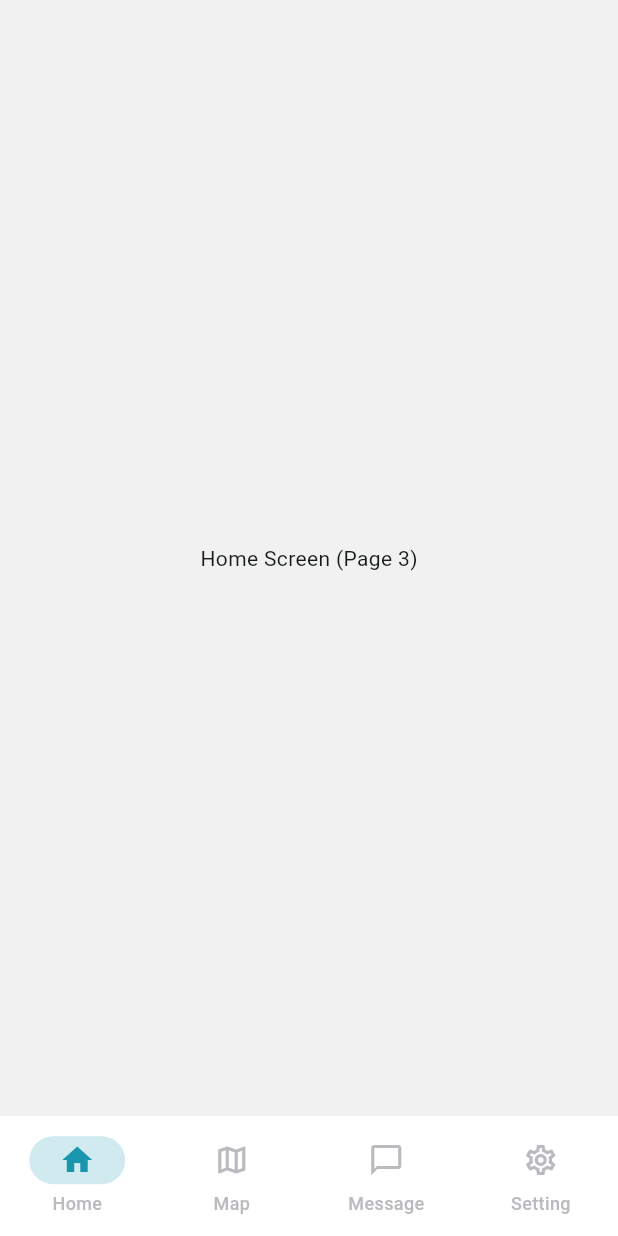
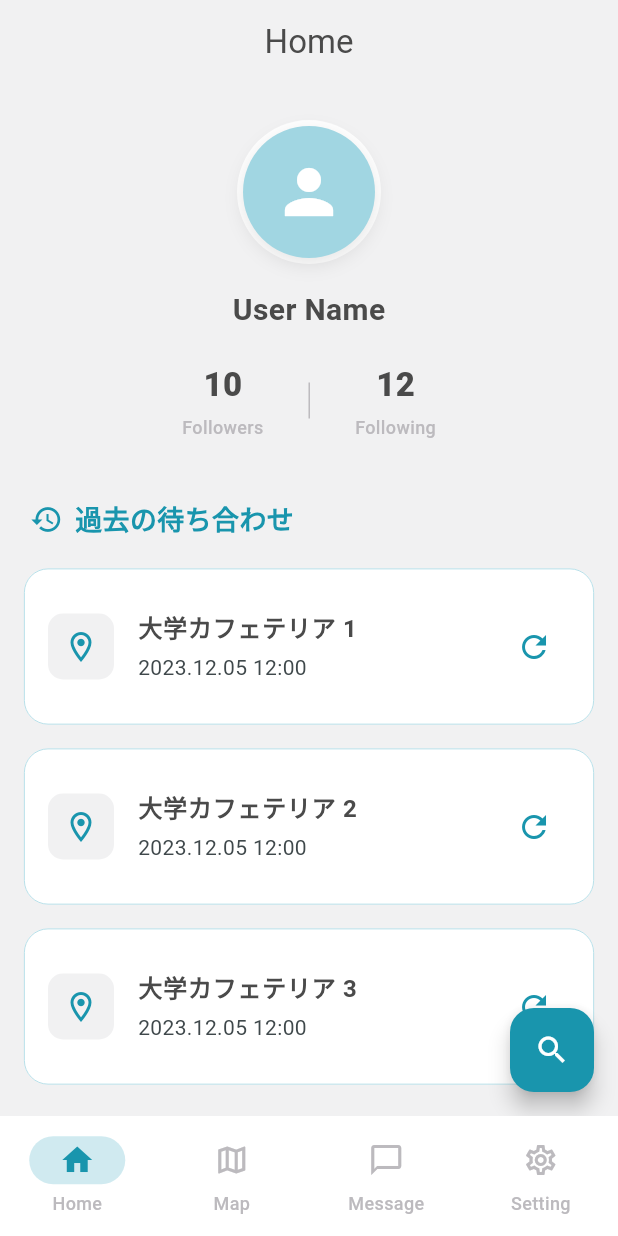
Before and after one commit to iwashi-v3/appointment-app, a Flutter app: the screen it shows after launch, on a phone screen of 412 x 824 dp. Run offline on Flutter 3.47's test engine with Material 3 defaults, Android fonts, the phone set to English and light mode, and no system bars.

Commit message:
ホーム画面のデザイン作成

```diff
--- a/frontend/lib/app.dart
+++ b/frontend/lib/app.dart
@@ -1,5 +1,7 @@
 import 'package:flutter/material.dart';
-import 'constants/app_colors.dart'; // 定義した色をインポート
+import 'package:frontend/home/home_screen.dart';
+import 'constants/app_colors.dart';
+// 作成したHomeScreenをインポート
 
 class MachiawaseApp extends StatelessWidget {
   const MachiawaseApp({super.key});
@@ -9,22 +11,33 @@ class MachiawaseApp extends StatelessWidget {
     return MaterialApp(
       title: 'Machiawase App',
       debugShowCheckedModeBanner: false,
+
+      // アプリ全体のテーマ設定
       theme: ThemeData(
         useMaterial3: true,
+
+        // カラーパレットの適用
         colorScheme: ColorScheme.fromSeed(
           seedColor: AppColors.primary,
-          primary: AppColors.primary,
-          secondary: AppColors.secondary,
-          surface: AppColors.background,
-          background: AppColors.background,
+          primary: AppColors.primary,       // Glacier Blue
+          secondary: AppColors.secondary,   // Ice
+          surface: AppColors.background,    // Overcast
+          background: AppColors.background, // Overcast
         ),
+
+        // 背景色の設定
         scaffoldBackgroundColor: AppColors.background,
+
+        // AppBar（ヘッダー）のテーマ
         appBarTheme: const AppBarTheme(
           backgroundColor: AppColors.background,
           foregroundColor: AppColors.textBody,
           elevation: 0,
           centerTitle: true,
+          iconTheme: IconThemeData(color: AppColors.textBody),
         ),
+
+        // 下部ナビゲーションバーのテーマ
         navigationBarTheme: NavigationBarThemeData(
           backgroundColor: Colors.white,
           indicatorColor: AppColors.ice.withOpacity(0.5),
@@ -38,11 +51,19 @@ class MachiawaseApp extends StatelessWidget {
             return const IconThemeData(color: AppColors.warmGray);
           }),
         ),
+
+        // フローティングアクションボタンのテーマ
+        floatingActionButtonTheme: const FloatingActionButtonThemeData(
+          backgroundColor: AppColors.primary,
+          foregroundColor: Colors.white,
+        ),
+
+        // ボタンのテーマ
         elevatedButtonTheme: ElevatedButtonThemeData(
           style: ElevatedButton.styleFrom(
             backgroundColor: AppColors.primary,
             foregroundColor: Colors.white,
-            elevation: 2,
+            elevation: 0,
             shape: RoundedRectangleBorder(
               borderRadius: BorderRadius.circular(20),
             ),
@@ -64,33 +85,34 @@ class RootScaffold extends StatefulWidget {
 class _RootScaffoldState extends State<RootScaffold> {
   int _currentIndex = 0;
 
-  // まだファイルを作成していないため、標準的なWidgetで仮置きしています。
-  // 後ほど lib/screens/ 以下のファイルを作成したら、それらをimportして置き換えてください。
-  final List<Widget> _screens = [
-    // 1. Home画面の仮置き
-    const Scaffold(
-      body: Center(child: Text('Home Screen (Page 3)')),
-    ),
-    // 2. Map画面の仮置き
+  @override
+  Widget build(BuildContext context) {
+    // 画面のリスト
+    final List<Widget> screens = [
+      // 1. Home: 作成済みの本物のファイルを使用
+      const HomeScreen(),
+
+      // 2. Map: 仮置き
       const Scaffold(
         body: Center(child: Text('Map Screen (Page 4)')),
       ),
-    // 3. Message画面の仮置き
+
+      // 3. Message: 仮置き
       const Scaffold(
         body: Center(child: Text('Message Screen (Page 8)')),
       ),
-    // 4. Setting画面の仮置き
+
+      // 4. Setting: 仮置き
       const Scaffold(
         body: Center(child: Text('Setting Screen (Page 10)')),
       ),
     ];
 
-  @override
-  Widget build(BuildContext context) {
     return Scaffold(
-      // 現在のインデックスに応じた画面を表示
-      body: _screens[_currentIndex],
+      // 現在選択されているインデックスの画面を表示
+      body: screens[_currentIndex],
 
+      // 下部のナビゲーションバー
       bottomNavigationBar: NavigationBar(
         selectedIndex: _currentIndex,
         onDestinationSelected: (int index) {
--- /dev/null
+++ b/frontend/lib/home/home_screen.dart
@@ -0,0 +1,189 @@
+import 'package:flutter/material.dart';
+import '../../constants/app_colors.dart';
+
+class HomeScreen extends StatelessWidget {
+  const HomeScreen({super.key});
+
+  @override
+  Widget build(BuildContext context) {
+    return Scaffold(
+      appBar: AppBar(
+        title: const Text('Home'),
+        automaticallyImplyLeading: false, // 戻るボタンを消す
+        backgroundColor: AppColors.background,
+        elevation: 0,
+      ),
+      // 要望のあった検索ボタン（虫眼鏡アイコン）
+      floatingActionButton: FloatingActionButton(
+        onPressed: () {
+          print("検索ボタンが押されました");
+          // 将来的に検索画面へ遷移する処理を記述
+        },
+        backgroundColor: AppColors.primary,
+        child: const Icon(Icons.search, color: Colors.white),
+      ),
+      body: SingleChildScrollView(
+        child: Column(
+          children: [
+            const SizedBox(height: 24),
+
+            // --- 1. プロフィールセクション ---
+            Center(
+              child: Column(
+                children: [
+                  // プロフィールアイコン（二重円デザイン）
+                  Container(
+                    padding: const EdgeInsets.all(4),
+                    decoration: const BoxDecoration(
+                      color: Colors.white,
+                      shape: BoxShape.circle,
+                    ),
+                    child: Container(
+                      width: 88,
+                      height: 88,
+                      decoration: BoxDecoration(
+                        color: AppColors.secondary, // Iceカラー
+                        shape: BoxShape.circle,
+                        boxShadow: [
+                          BoxShadow(
+                            color: Colors.black.withOpacity(0.1),
+                            blurRadius: 10,
+                            offset: const Offset(0, 4),
+                          ),
+                        ],
+                      ),
+                      child: const Icon(Icons.person, size: 48, color: Colors.white),
+                    ),
+                  ),
+                  const SizedBox(height: 16),
+
+                  // ユーザー名
+                  const Text(
+                    'User Name',
+                    style: TextStyle(
+                      fontSize: 20,
+                      fontWeight: FontWeight.bold,
+                      color: AppColors.textBody,
+                    ),
+                  ),
+                  const SizedBox(height: 20),
+
+                  // フォロー・フォロワー数
+                  Row(
+                    mainAxisAlignment: MainAxisAlignment.center,
+                    children: [
+                      _buildStatItem('10', 'Followers'),
+                      Container(
+                        height: 24,
+                        width: 1,
+                        color: AppColors.warmGray,
+                        margin: const EdgeInsets.symmetric(horizontal: 30),
+                      ),
+                      _buildStatItem('12', 'Following'),
+                    ],
+                  ),
+                ],
+              ),
+            ),
+
+            const SizedBox(height: 40),
+
+            // --- 2. 履歴リストセクション ---
+            Padding(
+              padding: const EdgeInsets.symmetric(horizontal: 20),
+              child: Row(
+                children: const [
+                  Icon(Icons.history, size: 22, color: AppColors.primary),
+                  SizedBox(width: 8),
+                  Text(
+                    '過去の待ち合わせ',
+                    style: TextStyle(
+                      fontSize: 18,
+                      fontWeight: FontWeight.bold,
+                      color: AppColors.primary,
+                    ),
+                  ),
+                ],
+              ),
+            ),
+            const SizedBox(height: 12),
+
+            // 履歴カードのリスト
+            ListView.builder(
+              shrinkWrap: true, // ScrollView内でListViewを使うための設定
+              physics: const NeverScrollableScrollPhysics(), // 親のスクロールのみ有効にする
+              itemCount: 3, // 仮のデータ数
+              itemBuilder: (context, index) {
+                return Card(
+                  margin: const EdgeInsets.symmetric(horizontal: 16, vertical: 8),
+                  elevation: 0,
+                  color: Colors.white,
+                  shape: RoundedRectangleBorder(
+                    borderRadius: BorderRadius.circular(16),
+                    side: const BorderSide(color: AppColors.secondary, width: 0.5),
+                  ),
+                  child: ListTile(
+                    contentPadding: const EdgeInsets.all(16),
+                    leading: Container(
+                      padding: const EdgeInsets.all(10),
+                      decoration: BoxDecoration(
+                        color: AppColors.background,
+                        borderRadius: BorderRadius.circular(10),
+                      ),
+                      child: const Icon(Icons.location_on_outlined, color: AppColors.glacierBlue),
+                    ),
+                    title: Text(
+                      '大学カフェテリア ${index + 1}',
+                      style: const TextStyle(
+                        fontWeight: FontWeight.bold,
+                        color: AppColors.textBody,
+                      ),
+                    ),
+                    subtitle: const Padding(
+                      padding: EdgeInsets.only(top: 4),
+                      child: Text('2023.12.05 12:00'),
+                    ),
+                    trailing: IconButton(
+                      icon: const Icon(Icons.refresh, color: AppColors.primary),
+                      tooltip: 'もう一度作成',
+                      onPressed: () {
+                        // 再作成のロジック
+                      },
+                    ),
+                  ),
+                );
+              },
+            ),
+            // FABとコンテンツが被らないように下の余白を追加
+            const SizedBox(height: 80),
+          ],
+        ),
+      ),
+    );
+  }
+
+  // 数値表示用のヘルパーメソッド
+  Widget _buildStatItem(String count, String label) {
+    return Column(
+      children: [
+        Text(
+          count,
+          style: const TextStyle(
+            fontSize: 22,
+            fontWeight: FontWeight.w800,
+            color: AppColors.textBody,
+          ),
+        ),
+        const SizedBox(height: 4),
+        Text(
+          label,
+          style: const TextStyle(
+            fontSize: 12,
+            color: AppColors.textSub,
+            fontWeight: FontWeight.w500,
+          ),
+        ),
+      ],
+    );
+  }
+}
```
Lines whose indentation alone changed are shown as unchanged.
